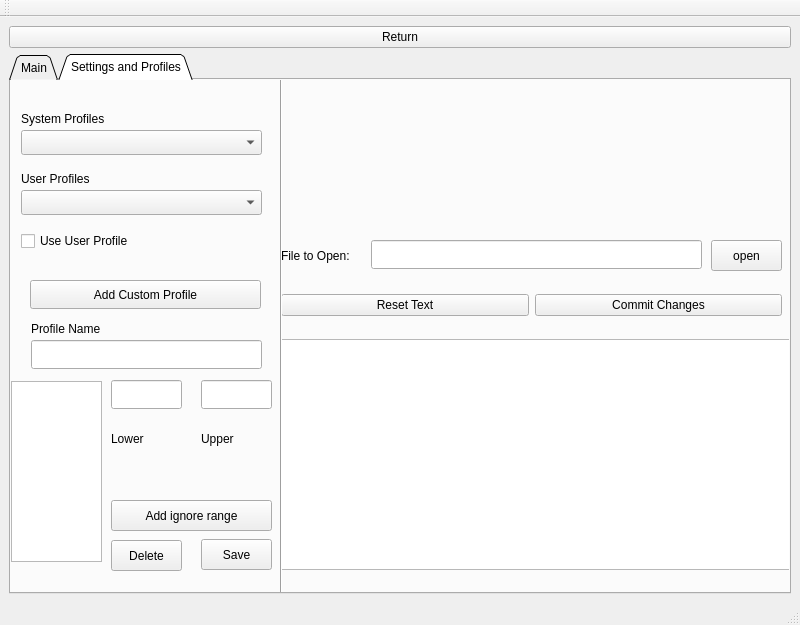
Before: the Qt Designer form Correlation2.ui in tboudreaux/PHY-2002, drawn with Qt 5.
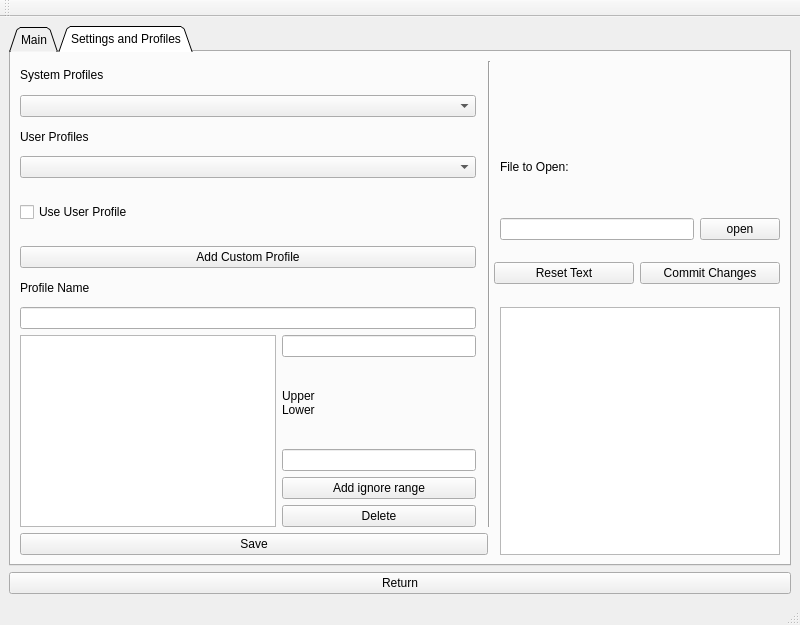
After: the same form once the commit is applied. The open tabs and pages were chosen to show the change.

Commit message: Signifigant improvements to the UI, converted most of the windows to grid layout so that they can be properly resized, that was a good improvment, have to keep working to get the plots to change size with window size which I don't really know how to do yet, but you know, stuff comes with time

The edit to the form file:
```diff
--- a/Correlation2.ui
+++ b/Correlation2.ui
@@ -15,14 +15,14 @@
   </property>
   <widget class="QWidget" name="CrossCore_2">
    <layout class="QGridLayout" name="gridLayout">
-    <item row="1" column="0">
+    <item row="5" column="0">
      <widget class="QPushButton" name="return_2">
       <property name="text">
        <string>Return</string>
       </property>
      </widget>
     </item>
-    <item row="2" column="0">
+    <item row="0" column="0">
      <widget class="QTabWidget" name="tabWidget">
       <property name="tabShape">
        <enum>QTabWidget::Triangular</enum>
@@ -231,30 +231,15 @@
        <attribute name="title">
         <string>Settings and Profiles</string>
        </attribute>
-       <widget class="QWidget" name="horizontalLayoutWidget">
-        <property name="geometry">
-         <rect>
-          <x>269</x>
-          <y>259</y>
-          <width>511</width>
-          <height>231</height>
-         </rect>
-        </property>
-        <layout class="QHBoxLayout" name="horizontalLayout">
-         <item>
-          <widget class="QTextEdit" name="editor"/>
-         </item>
-        </layout>
-       </widget>
-       <widget class="QWidget" name="horizontalLayoutWidget_3">
-        <property name="geometry">
-         <rect>
-          <x>270</x>
-          <y>200</y>
-          <width>501</width>
-          <height>51</height>
-         </rect>
-        </property>
+       <layout class="QGridLayout" name="gridLayout_3">
+        <item row="14" column="0" colspan="5">
+         <widget class="QPushButton" name="SaveProfile">
+          <property name="text">
+           <string>Save</string>
+          </property>
+         </widget>
+        </item>
+        <item row="6" column="5" rowspan="2" colspan="3">
         <layout class="QHBoxLayout" name="horizontalLayout_3">
          <item>
           <widget class="QPushButton" name="reset">
@@ -271,249 +256,113 @@
           </widget>
          </item>
         </layout>
-       </widget>
-       <widget class="QListWidget" name="listoforders">
-        <property name="geometry">
-         <rect>
-          <x>0</x>
-          <y>301</y>
-          <width>91</width>
-          <height>181</height>
-         </rect>
-        </property>
-       </widget>
-       <widget class="QPushButton" name="addout">
-        <property name="geometry">
-         <rect>
-          <x>100</x>
-          <y>420</y>
-          <width>161</width>
-          <height>31</height>
-         </rect>
-        </property>
-        <property name="text">
-         <string>Add ignore range</string>
-        </property>
-        <property name="flat">
-         <bool>false</bool>
-        </property>
-       </widget>
-       <widget class="QPushButton" name="SaveProfile">
-        <property name="geometry">
-         <rect>
-          <x>190</x>
-          <y>459</y>
-          <width>71</width>
-          <height>31</height>
-         </rect>
-        </property>
-        <property name="text">
-         <string>Save</string>
-        </property>
-       </widget>
-       <widget class="QLineEdit" name="Lowertext">
-        <property name="geometry">
-         <rect>
-          <x>100</x>
-          <y>300</y>
-          <width>71</width>
-          <height>29</height>
-         </rect>
-        </property>
-       </widget>
-       <widget class="QLineEdit" name="uppertext">
-        <property name="geometry">
-         <rect>
-          <x>190</x>
-          <y>300</y>
-          <width>71</width>
-          <height>29</height>
-         </rect>
-        </property>
-       </widget>
-       <widget class="QLabel" name="label">
-        <property name="geometry">
-         <rect>
-          <x>100</x>
-          <y>350</y>
-          <width>66</width>
-          <height>17</height>
-         </rect>
-        </property>
-        <property name="text">
-         <string>Lower</string>
-        </property>
-       </widget>
-       <widget class="QLabel" name="label_2">
-        <property name="geometry">
-         <rect>
-          <x>190</x>
-          <y>350</y>
-          <width>66</width>
-          <height>17</height>
-         </rect>
-        </property>
-        <property name="text">
-         <string>Upper</string>
-        </property>
-       </widget>
-       <widget class="QPushButton" name="SaveProfile_2">
-        <property name="geometry">
-         <rect>
-          <x>100</x>
-          <y>460</y>
-          <width>71</width>
-          <height>31</height>
-         </rect>
-        </property>
-        <property name="text">
-         <string>Delete</string>
-        </property>
-       </widget>
-       <widget class="QComboBox" name="SystemProfiles">
-        <property name="geometry">
-         <rect>
-          <x>10</x>
-          <y>50</y>
-          <width>241</width>
-          <height>25</height>
-         </rect>
-        </property>
-       </widget>
-       <widget class="QComboBox" name="UserProfile">
-        <property name="geometry">
-         <rect>
-          <x>10</x>
-          <y>110</y>
-          <width>241</width>
-          <height>25</height>
-         </rect>
-        </property>
-       </widget>
+        </item>
+        <item row="8" column="0" colspan="2">
+         <widget class="QLineEdit" name="ProfileName"/>
+        </item>
+        <item row="3" column="0" colspan="2">
+         <widget class="QComboBox" name="UserProfile"/>
+        </item>
+        <item row="4" column="0" rowspan="2" colspan="2">
        <widget class="QCheckBox" name="useUser">
-        <property name="geometry">
-         <rect>
-          <x>10</x>
-          <y>150</y>
-          <width>151</width>
-          <height>22</height>
-         </rect>
-        </property>
         <property name="text">
          <string>Use User Profile</string>
         </property>
        </widget>
+        </item>
+        <item row="9" column="0" rowspan="5">
+         <widget class="QListWidget" name="listoforders"/>
+        </item>
+        <item row="9" column="1">
+         <widget class="QLineEdit" name="uppertext"/>
+        </item>
+        <item row="7" column="0" colspan="2">
+         <widget class="QLabel" name="label_9">
+          <property name="text">
+           <string>Profile Name</string>
+          </property>
+         </widget>
+        </item>
+        <item row="2" column="0">
        <widget class="QLabel" name="label_3">
-        <property name="geometry">
-         <rect>
-          <x>10</x>
-          <y>90</y>
-          <width>91</width>
-          <height>17</height>
-         </rect>
-        </property>
         <property name="text">
          <string>User Profiles</string>
         </property>
        </widget>
+        </item>
+        <item row="13" column="1">
+         <widget class="QPushButton" name="SaveProfile_2">
+          <property name="text">
+           <string>Delete</string>
+          </property>
+         </widget>
+        </item>
+        <item row="11" column="1">
+         <widget class="QLineEdit" name="Lowertext"/>
+        </item>
+        <item row="5" column="6">
+         <widget class="QLineEdit" name="lineEdit_3"/>
+        </item>
+        <item row="0" column="3" rowspan="14" colspan="3">
+         <widget class="Line" name="line">
+          <property name="orientation">
+           <enum>Qt::Vertical</enum>
+          </property>
+         </widget>
+        </item>
+        <item row="1" column="0" colspan="2">
+         <widget class="QComboBox" name="SystemProfiles"/>
+        </item>
+        <item row="5" column="7">
+         <widget class="QPushButton" name="open">
+          <property name="text">
+           <string>open</string>
+          </property>
+         </widget>
+        </item>
+        <item row="0" column="0" colspan="2">
        <widget class="QLabel" name="label_4">
-        <property name="geometry">
-         <rect>
-          <x>10</x>
-          <y>30</y>
-          <width>121</width>
-          <height>17</height>
-         </rect>
-        </property>
         <property name="text">
          <string>System Profiles</string>
         </property>
        </widget>
+        </item>
+        <item row="10" column="1">
+         <widget class="QLabel" name="label">
+          <property name="text">
+           <string>Upper
+Lower</string>
+          </property>
+         </widget>
+        </item>
+        <item row="6" column="0" colspan="2">
        <widget class="QPushButton" name="AddProfile">
-        <property name="geometry">
-         <rect>
-          <x>19</x>
-          <y>200</y>
-          <width>231</width>
-          <height>29</height>
-         </rect>
-        </property>
         <property name="text">
          <string>Add Custom Profile</string>
         </property>
        </widget>
-       <widget class="QLineEdit" name="lineEdit_3">
-        <property name="geometry">
-         <rect>
-          <x>360</x>
-          <y>160</y>
-          <width>331</width>
-          <height>29</height>
-         </rect>
-        </property>
-       </widget>
-       <widget class="Line" name="line">
-        <property name="geometry">
-         <rect>
-          <x>260</x>
-          <y>-20</y>
-          <width>20</width>
-          <height>541</height>
-         </rect>
-        </property>
-        <property name="orientation">
-         <enum>Qt::Vertical</enum>
-        </property>
-       </widget>
+        </item>
+        <item row="12" column="1">
+         <widget class="QPushButton" name="addout">
+          <property name="text">
+           <string>Add ignore range</string>
+          </property>
+          <property name="flat">
+           <bool>false</bool>
+          </property>
+         </widget>
+        </item>
+        <item row="8" column="6" rowspan="7" colspan="2">
+         <widget class="QTextEdit" name="textEdit"/>
+        </item>
+        <item row="3" column="6">
        <widget class="QLabel" name="label_5">
-        <property name="geometry">
-         <rect>
-          <x>270</x>
-          <y>160</y>
-          <width>91</width>
-          <height>31</height>
-         </rect>
-        </property>
         <property name="text">
          <string>File to Open:</string>
         </property>
        </widget>
-       <widget class="QPushButton" name="open">
-        <property name="geometry">
-         <rect>
-          <x>700</x>
-          <y>160</y>
-          <width>71</width>
-          <height>31</height>
-         </rect>
-        </property>
-        <property name="text">
-         <string>open</string>
-        </property>
-       </widget>
-       <widget class="QLineEdit" name="ProfileName">
-        <property name="geometry">
-         <rect>
-          <x>20</x>
-          <y>260</y>
-          <width>231</width>
-          <height>29</height>
-         </rect>
-        </property>
-       </widget>
-       <widget class="QLabel" name="label_9">
-        <property name="geometry">
-         <rect>
-          <x>20</x>
-          <y>240</y>
-          <width>91</width>
-          <height>17</height>
-         </rect>
-        </property>
-        <property name="text">
-         <string>Profile Name</string>
-        </property>
-       </widget>
+        </item>
+       </layout>
       </widget>
      </widget>
     </item>
```
Left out of the diff: 215 changed lines with no effect on the pictures. Lines whose indentation alone changed are shown as unchanged. The commit also changes 10 other files.
